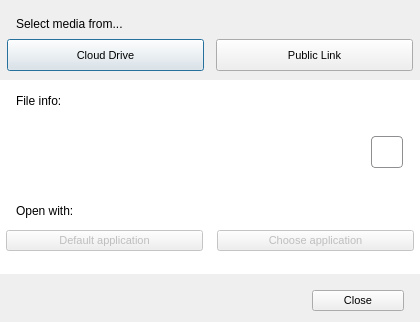
meganz/MEGAsync, file Source/MEGASync/gui/macx/StreamingFromMegaDialog.ui: the form before one commit.
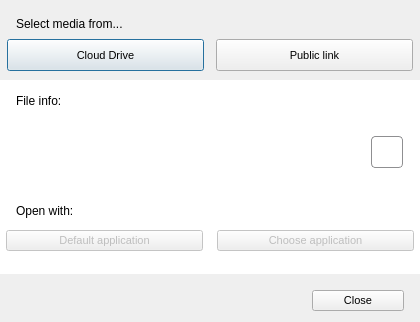
The form after the commit. Icons and pictures are not drawn.

Commit message: Translation fixes Updated translation source file GUI fixes

Diff of the .ui file:
```diff
--- a/Source/MEGASync/gui/macx/StreamingFromMegaDialog.ui
+++ b/Source/MEGASync/gui/macx/StreamingFromMegaDialog.ui
@@ -214,7 +214,7 @@
             </size>
            </property>
            <property name="text">
-            <string>Public Link</string>
+            <string>Public link</string>
            </property>
           </widget>
          </item>
```
Left out of the diff: 2 changed lines with no effect on the pictures. The commit also changes 6 other files.
